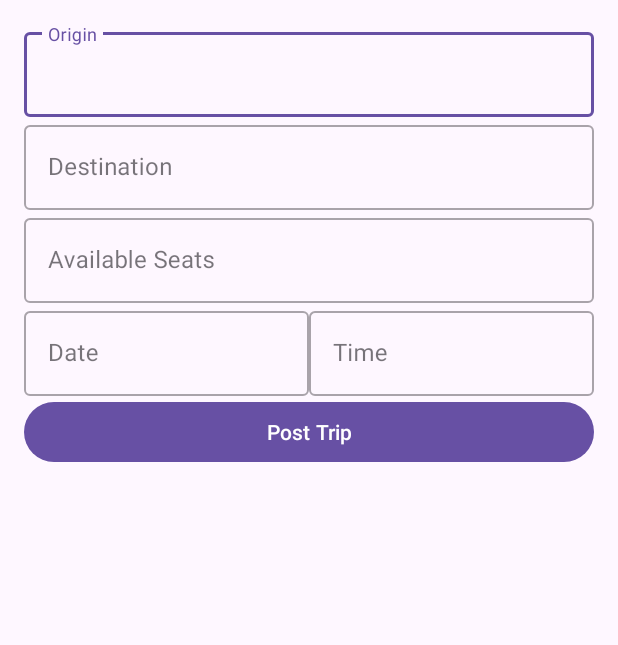
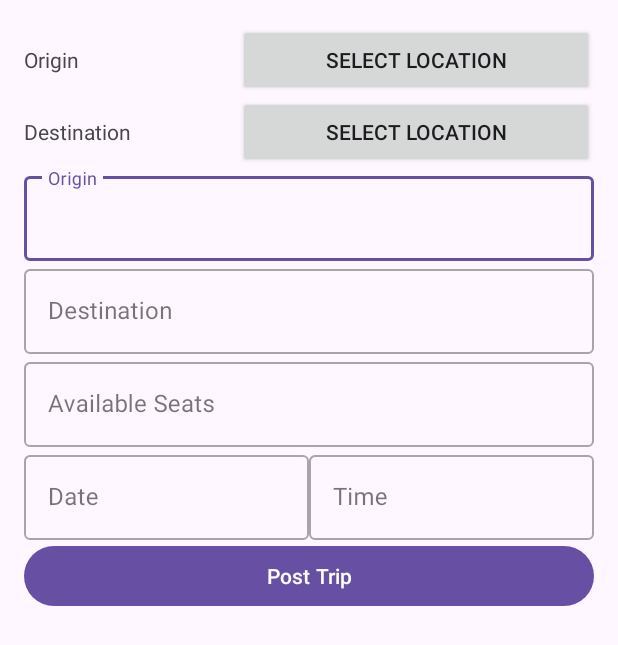
Before and after one commit to CS446-ECE452-JourneyTogether/CS446-ECE452-project, an Android app: the PostTripActivity screen opened directly, with no data from a screen before it, after a tap on "Post Trip", on a phone screen of 412 x 824 dp. Shown: the top 645 px of the screen. Run offline under Robolectric (Android 15) with nearby library versions, the phone set to English and light mode, and no system bars; our stand-ins replace Firebase (no records; nobody signed in at launch, a user with empty details on screens opened directly).

Commit message:
Added location picker and locations are now stored as Geohashes

```diff
--- a/app/build.gradle
+++ b/app/build.gradle
@@ -31,7 +31,7 @@ android {
 }
 
 dependencies {
-
+    implementation 'com.firebase:geofire-android-common:3.1.0'
     implementation 'androidx.appcompat:appcompat:1.6.1'
     implementation 'com.google.android.material:material:1.5.0'
     implementation 'androidx.constraintlayout:constraintlayout:2.1.4'
--- a/app/src/main/AndroidManifest.xml
+++ b/app/src/main/AndroidManifest.xml
@@ -36,6 +36,9 @@
         <activity
             android:name=".PostTripActivity">
         </activity>
+        <activity
+            android:name=".LocationPickerActivity">
+        </activity>
         <meta-data
             android:name="com.google.android.geo.API_KEY"
             android:value="AIzaSyCsFS0c6k07jbJLYwNBXbSiCiwSPMMUjWU" />
--- a/app/src/main/java/ca/uwaterloo/cs446/journeytogether/PostTripActivity.java
+++ b/app/src/main/java/ca/uwaterloo/cs446/journeytogether/PostTripActivity.java
@@ -1,12 +1,14 @@
 package ca.uwaterloo.cs446.journeytogether;
 
 import android.content.Intent;
+import android.location.Location;
 import android.os.Bundle;
 import android.widget.Button;
 import android.widget.Toast;
 
 import androidx.appcompat.app.AppCompatActivity;
 
+import com.google.android.gms.maps.model.LatLng;
 import com.google.android.material.textfield.TextInputEditText;
 import com.google.firebase.auth.FirebaseAuth;
 import com.google.firebase.auth.FirebaseUser;
@@ -20,13 +22,16 @@ import java.time.format.DateTimeParseException;
 import java.util.Locale;
 import java.util.concurrent.CompletableFuture;
 
+import ca.uwaterloo.cs446.journeytogether.common.InAppNotice;
+import ca.uwaterloo.cs446.journeytogether.component.LocationPickerButton;
 import ca.uwaterloo.cs446.journeytogether.schema.Trip;
 import ca.uwaterloo.cs446.journeytogether.schema.User;
 
 public class PostTripActivity extends AppCompatActivity {
 
     private TextInputEditText etOrigin, etDestination, etAvailableSeats, etDate, etTime;
-
+    private LocationPickerButton originLocationSelector, destinationLocationSelector;
+    private InAppNotice inAppNotice;
     private FirebaseFirestore db;
     private FirebaseAuth mAuth;
 
@@ -38,6 +43,12 @@ public class PostTripActivity extends AppCompatActivity {
         db = FirebaseFirestore.getInstance();
         mAuth = FirebaseAuth.getInstance();
 
+        originLocationSelector = findViewById(R.id.originLocationSelector);
+        destinationLocationSelector = findViewById(R.id.destinationLocationSelector);
+
+        originLocationSelector.setActivity(this, 1);
+        destinationLocationSelector.setActivity(this, 2);
+
         etOrigin = findViewById(R.id.ptEtOrigin);
         etDestination = findViewById(R.id.ptEtDestination);
         etAvailableSeats = findViewById(R.id.ptEtSeats);
@@ -45,9 +56,26 @@ public class PostTripActivity extends AppCompatActivity {
         etTime = findViewById(R.id.ptEtTime);
 
         Button postButton = findViewById(R.id.ptBtnPost);
-        postButton.setOnClickListener(view -> {
-            String origin = etOrigin.getText().toString().trim();
-            String destination = etDestination.getText().toString().trim();
+        postButton.setOnClickListener(view -> handleFormInputs());
+    }
+
+    @Override
+    protected void onActivityResult(int requestCode, int resultCode, Intent data) {
+        super.onActivityResult(requestCode, resultCode, data);
+        originLocationSelector.onActivityResult(requestCode, resultCode, data);
+        destinationLocationSelector.onActivityResult(requestCode, resultCode, data);
+    }
+
+    private void handleFormInputs() {
+
+        LatLng origin = originLocationSelector.getSelectedLocation();
+        LatLng destination = destinationLocationSelector.getSelectedLocation();
+
+        if (origin == null || destination == null) {
+            Toast.makeText(PostTripActivity.this, "Please fill in all fields", Toast.LENGTH_LONG).show();
+            return;
+        }
+
         String availableSeatsStr = etAvailableSeats.getText().toString().trim();
         String dateText = etDate.getText().toString().trim();
         String timeText = etTime.getText().toString().trim();
@@ -57,9 +85,10 @@ public class PostTripActivity extends AppCompatActivity {
         String dateStr = null;
         String timeStr = null;
 
-            if (origin.isEmpty() || destination.isEmpty() ||
+        if (
                 availableSeatsStr.isEmpty() || dateText.isEmpty() || timeText.isEmpty() ||
-                    dateText.isEmpty() || timeText.isEmpty()) {
+                dateText.isEmpty() || timeText.isEmpty()
+        ) {
             Toast.makeText(PostTripActivity.this, "Please fill in all fields", Toast.LENGTH_LONG).show();
             return;
         }
@@ -126,6 +155,5 @@ public class PostTripActivity extends AppCompatActivity {
             Toast.makeText(PostTripActivity.this, "Failed to post trip. Please try again later.", Toast.LENGTH_LONG).show();
             return null;
         });
-        });
-    }
-}
+
+    }}
--- a/app/src/main/java/ca/uwaterloo/cs446/journeytogether/TripAdapter.java
+++ b/app/src/main/java/ca/uwaterloo/cs446/journeytogether/TripAdapter.java
@@ -81,7 +81,7 @@ public class TripAdapter extends RecyclerView.Adapter<TripAdapter.TripViewHolder
                 tripDriverTextView.setText(trip.getDriver().getDisplayName());
             }
 
-            tripDestinationTextView.setText(trip.getDestination());
+            tripDestinationTextView.setText("TODO: location needs string rep!");
             tripCostTextView.setText(String.format("$%d", trip.getCost()));
             tripSeatsLeftTextView.setText(String.format("%d/%d seats available", trip.getAvailableSeats(), trip.getTotalSeats()));
 //            iconImageView.setImageResource(trip.getIconResId());
--- /dev/null
+++ b/app/src/main/java/ca/uwaterloo/cs446/journeytogether/component/LocationPickerButton.java
@@ -0,0 +1,96 @@
+package ca.uwaterloo.cs446.journeytogether.component;
+
+import android.app.Activity;
+import android.content.Context;
+import android.content.Intent;
+import android.location.Address;
+import android.location.Geocoder;
+import android.util.AttributeSet;
+import android.util.Log;
+import android.view.View;
+
+import androidx.appcompat.widget.AppCompatButton;
+
+import com.google.android.gms.maps.model.LatLng;
+
+import java.io.IOException;
+import java.util.List;
+import java.util.Locale;
+
+import ca.uwaterloo.cs446.journeytogether.LocationPickerActivity;
+
+public class LocationPickerButton extends AppCompatButton {
+
+    private static final int REQUEST_LOCATION_PICKER = 1;
+
+    private LatLng selectedLocation;
+    private Activity activity;
+    private int requestCode;
+    private Geocoder geocoder;
+
+    public LocationPickerButton(Context context) {
+        super(context);
+        initialize();
+    }
+
+    public LocationPickerButton(Context context, AttributeSet attrs) {
+        super(context, attrs);
+        initialize();
+    }
+
+    public LocationPickerButton(Context context, AttributeSet attrs, int defStyleAttr) {
+        super(context, attrs, defStyleAttr);
+        initialize();
+    }
+
+    private void initialize() {
+        setOnClickListener(new OnClickListener() {
+            @Override
+            public void onClick(View v) {
+                Intent intent = new Intent(getContext(), LocationPickerActivity.class);
+                activity.startActivityForResult(intent, requestCode);
+            }
+        });
+    }
+
+    public void setActivity(Activity activity, int requestCode) {
+        this.activity = activity;
+        this.requestCode = requestCode;
+    }
+
+    public LatLng getSelectedLocation() {
+        return selectedLocation;
+    }
+
+    public void onActivityResult(int requestCode, int resultCode, Intent data) {
+        if (this.requestCode == requestCode && resultCode == Activity.RESULT_OK) {
+            if (data != null) {
+                selectedLocation = data.getParcelableExtra("selectedLocation");
+                updateButtonLabel();
+            }
+        }
+    }
+
+    private void updateButtonLabel() {
+        if (selectedLocation == null) {
+            this.setText("Select location");
+        } else {
+            this.setText(addressOf(selectedLocation));
+        }
+    }
+
+    private String addressOf(LatLng latlng) {
+        List<Address> addresses;
+        geocoder = new Geocoder(this.getContext(), Locale.getDefault());
+
+        try {
+            addresses = geocoder.getFromLocation(latlng.latitude, latlng.longitude, 1);
+        } catch (IOException e) {
+            Log.w("W", "IO Exception in Geocoder. Resorting to latlng representation.");
+            return String.format("%s, %s", latlng.latitude, latlng.longitude);
+        }
+
+        String address = addresses.get(0).getAddressLine(0);
+        return address;
+    }
+}
--- a/app/src/main/res/layout/activity_post_trip.xml
+++ b/app/src/main/res/layout/activity_post_trip.xml
@@ -1,11 +1,50 @@
 <?xml version="1.0" encoding="utf-8"?>
-<LinearLayout
-    xmlns:android="http://schemas.android.com/apk/res/android"
+<LinearLayout xmlns:android="http://schemas.android.com/apk/res/android"
     xmlns:app="http://schemas.android.com/apk/res-auto"
     android:layout_width="match_parent"
-    android:layout_height="match_parent"
+    android:layout_height="wrap_content"
     android:orientation="vertical"
     android:padding="16dp">
+
+    <LinearLayout
+        android:layout_width="match_parent"
+        android:layout_height="wrap_content"
+        android:orientation="horizontal">
+
+        <TextView
+            android:id="@+id/textView4"
+            android:layout_width="50dp"
+            android:layout_height="wrap_content"
+            android:layout_weight="1"
+            android:text="Origin" />
+
+        <ca.uwaterloo.cs446.journeytogether.component.LocationPickerButton
+            android:id="@+id/originLocationSelector"
+            android:layout_width="wrap_content"
+            android:layout_height="wrap_content"
+            android:layout_weight="1"
+            android:text="Select location" />
+    </LinearLayout>
+
+    <LinearLayout
+        android:layout_width="match_parent"
+        android:layout_height="match_parent"
+        android:orientation="horizontal">
+
+        <TextView
+            android:id="@+id/textView5"
+            android:layout_width="50dp"
+            android:layout_height="wrap_content"
+            android:layout_weight="1"
+            android:text="Destination" />
+
+        <ca.uwaterloo.cs446.journeytogether.component.LocationPickerButton
+            android:id="@+id/destinationLocationSelector"
+            android:layout_width="wrap_content"
+            android:layout_height="wrap_content"
+            android:layout_weight="1"
+            android:text="Select location" />
+    </LinearLayout>
 
     <com.google.android.material.textfield.TextInputLayout
         android:id="@+id/ptLayOrigin"
```
Also changed, not shown: app/src/main/java/ca/uwaterloo/cs446/journeytogether/LocationPickerActivity.java (added, +180 -0 lines), app/src/main/java/ca/uwaterloo/cs446/journeytogether/common/GeoHashing.java (added, +35 -0 lines), app/src/main/java/ca/uwaterloo/cs446/journeytogether/schema/Trip.java (+17 -11 lines), app/src/main/res/layout/activity_location_picker.xml (added, +22 -0 lines). Lines whose indentation alone changed are shown as unchanged.
